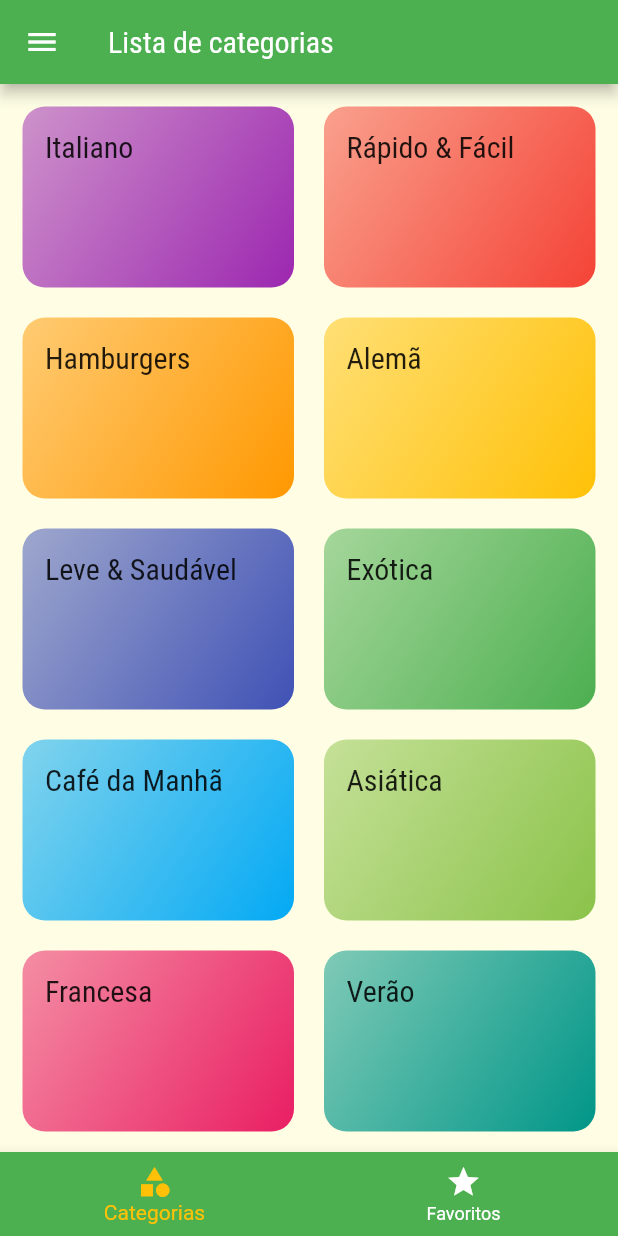
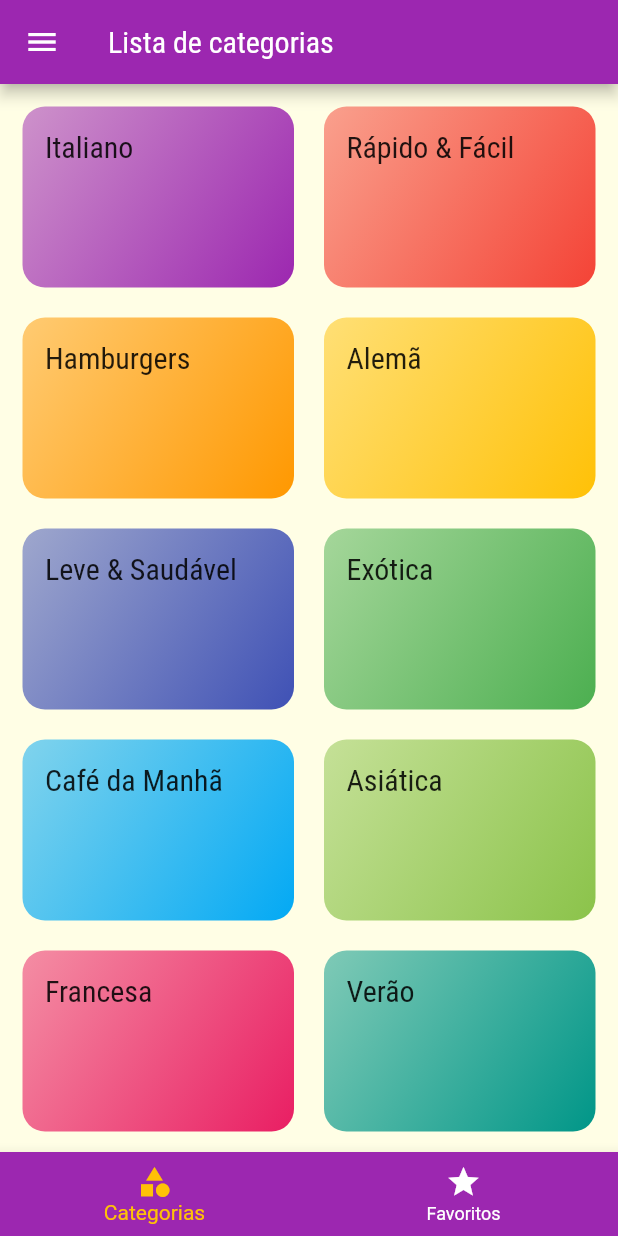
Before and after one commit to PabloVKF/flutter_meals, a Flutter app: the screen it shows after launch, on a phone screen of 412 x 824 dp. Run offline on Flutter 3.47's test engine with Material 2 defaults, Android fonts, the light colour scheme and no system bars.

Commit message:
Testando CI completo

```diff
--- a/lib/main.dart
+++ b/lib/main.dart
@@ -55,7 +55,7 @@ class _MyAppState extends State<MyApp> {
     return MaterialApp(
       title: 'DeliMeals',
       theme: ThemeData(
-          colorScheme: ColorScheme.fromSwatch(primarySwatch: Colors.green)
+          colorScheme: ColorScheme.fromSwatch(primarySwatch: Colors.purple)
               .copyWith(secondary: Colors.amber),
           fontFamily: 'Raleway',
           canvasColor: const Color.fromRGBO(255, 254, 229, 1),
```
